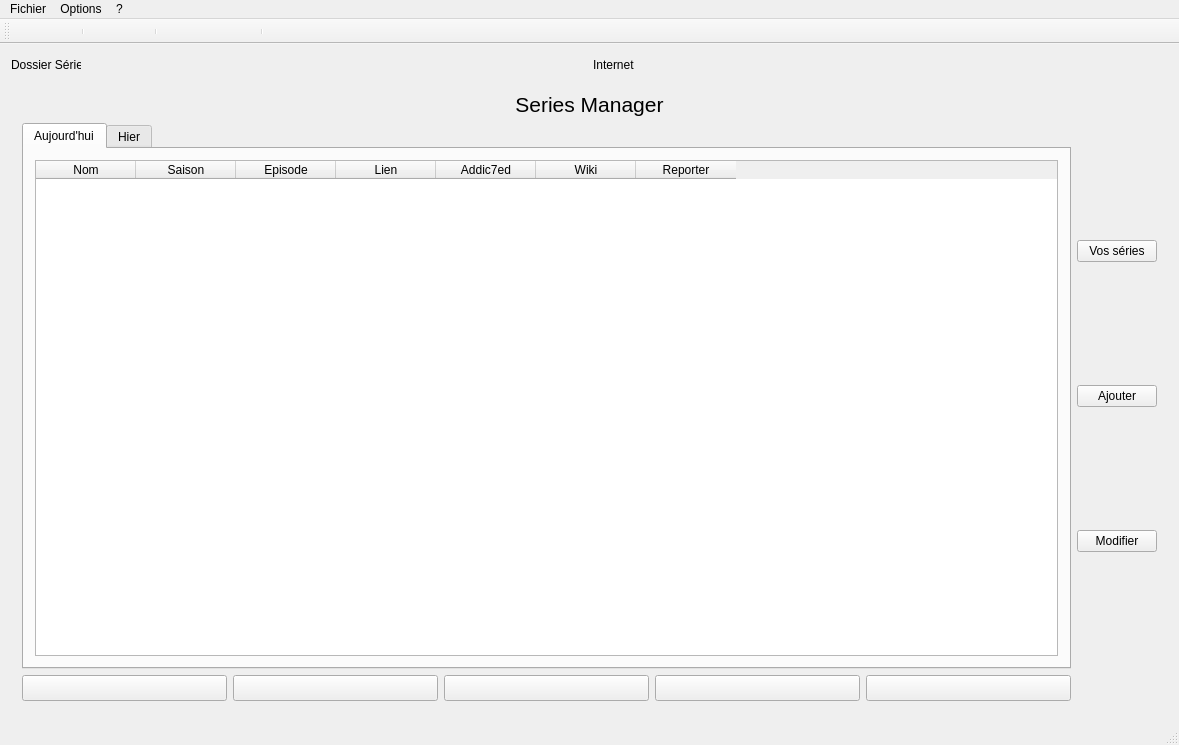
Qt form fenetreprincipale.ui (Eranos31/Series_Manager) before a commit.
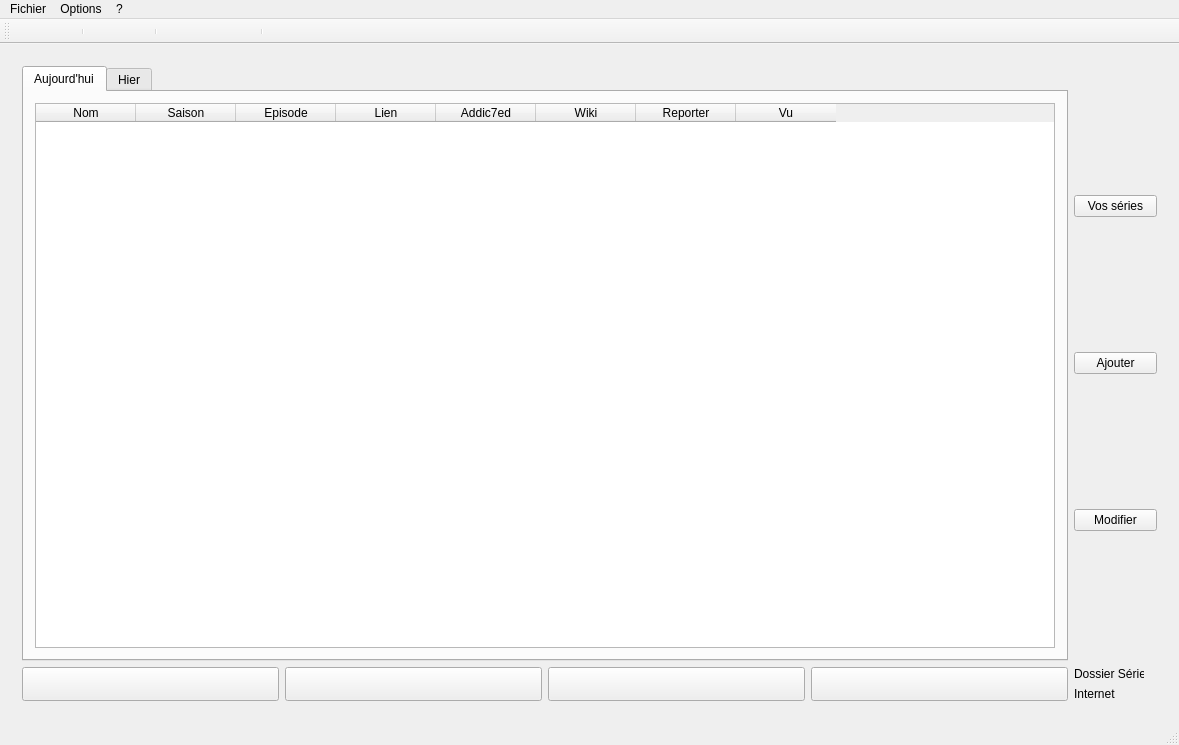
The same form after that commit. The open tabs and pages were chosen to show the change. Icons and pictures are not drawn.

What changed in the file:
```diff
--- a/fenetreprincipale.ui
+++ b/fenetreprincipale.ui
@@ -13,82 +13,6 @@
   <widget class="QWidget" name="centralWidget">
    <layout class="QGridLayout" name="gridLayout_8">
     <item row="0" column="0">
-     <layout class="QHBoxLayout" name="horizontalLayout_3">
-      <item>
-       <layout class="QFormLayout" name="formLayout_2">
-        <item row="0" column="0">
-         <widget class="QLabel" name="pagePrincipaleLabelDossierSerie">
-          <property name="maximumSize">
-           <size>
-            <width>70</width>
-            <height>20</height>
-           </size>
-          </property>
-          <property name="text">
-           <string>Dossier Série</string>
-          </property>
-         </widget>
-        </item>
-        <item row="0" column="1">
-         <widget class="QLabel" name="pagePrincipaleLabelDossierSerie_2">
-          <property name="maximumSize">
-           <size>
-            <width>20</width>
-            <height>20</height>
-           </size>
-          </property>
-          <property name="text">
-           <string>&lt;html&gt;&lt;head/&gt;&lt;body&gt;&lt;p align=&quot;center&quot;&gt;&lt;br/&gt;&lt;/p&gt;&lt;/body&gt;&lt;/html&gt;</string>
-          </property>
-         </widget>
-        </item>
-       </layout>
-      </item>
-      <item>
-       <layout class="QFormLayout" name="formLayout_3">
-        <item row="0" column="0">
-         <widget class="QLabel" name="pagePrincipaleLabelInternet">
-          <property name="minimumSize">
-           <size>
-            <width>0</width>
-            <height>0</height>
-           </size>
-          </property>
-          <property name="maximumSize">
-           <size>
-            <width>50</width>
-            <height>20</height>
-           </size>
-          </property>
-          <property name="text">
-           <string>Internet</string>
-          </property>
-         </widget>
-        </item>
-        <item row="0" column="1">
-         <widget class="QLabel" name="pagePrincipaleLabelInternet_2">
-          <property name="minimumSize">
-           <size>
-            <width>0</width>
-            <height>0</height>
-           </size>
-          </property>
-          <property name="maximumSize">
-           <size>
-            <width>20</width>
-            <height>20</height>
-           </size>
-          </property>
-          <property name="text">
-           <string>&lt;html&gt;&lt;head/&gt;&lt;body&gt;&lt;p align=&quot;center&quot;&gt;&lt;br/&gt;&lt;/p&gt;&lt;/body&gt;&lt;/html&gt;</string>
-          </property>
-         </widget>
-        </item>
-       </layout>
-      </item>
-     </layout>
-    </item>
-    <item row="1" column="0">
      <widget class="QStackedWidget" name="stackedWidget">
       <property name="sizePolicy">
        <sizepolicy hsizetype="Minimum" vsizetype="Preferred">
@@ -371,85 +295,20 @@
        <layout class="QGridLayout" name="gridLayout_3">
         <item row="0" column="0">
          <layout class="QVBoxLayout" name="pagePrincipaleVLayoutPrincipal">
-          <item>
-           <layout class="QHBoxLayout" name="pagePrincipalHLayoutTitre">
-            <item>
-             <widget class="QLabel" name="pagePrincipaleTitre">
-              <property name="sizePolicy">
-               <sizepolicy hsizetype="Preferred" vsizetype="Fixed">
-                <horstretch>0</horstretch>
-                <verstretch>0</verstretch>
-               </sizepolicy>
-              </property>
-              <property name="text">
-               <string>&lt;html&gt;&lt;head/&gt;&lt;body&gt;&lt;p align=&quot;center&quot;&gt;&lt;span style=&quot; font-size:16pt;&quot;&gt;Series Manager&lt;/span&gt;&lt;/p&gt;&lt;/body&gt;&lt;/html&gt;</string>
-              </property>
-              <property name="alignment">
-               <set>Qt::AlignCenter</set>
-              </property>
-             </widget>
-            </item>
-           </layout>
-          </item>
           <item>
            <layout class="QGridLayout" name="pagePrincipaleGridLayoutPrincipal">
             <item row="2" column="0">
              <layout class="QHBoxLayout" name="pagePrincipaleHLayoutBoutonInferieur">
               <item>
-               <widget class="QPushButton" name="pagePrincipaleBoutonUrl">
-                <property name="minimumSize">
-                 <size>
-                  <width>0</width>
-                  <height>0</height>
-                 </size>
-                </property>
+               <widget class="QPushButton" name="pagePrincipaleBoutonLienEtAddicted">
                 <property name="maximumSize">
                  <size>
                   <width>16777215</width>
                   <height>50</height>
                  </size>
                 </property>
-                <property name="toolTip">
-                 <string>Ouvre tous les liens torrent</string>
-                </property>
-                <property name="styleSheet">
-                 <string notr="true">font: 11pt &quot;MS Shell Dlg 2&quot;;</string>
-                </property>
                 <property name="text">
                  <string/>
-                </property>
-                <property name="icon">
-                 <iconset resource="ressource.qrc">
-                  <normaloff>:/images/logo.png</normaloff>:/images/logo.png</iconset>
-                </property>
-                <property name="iconSize">
-                 <size>
-                  <width>48</width>
-                  <height>48</height>
-                 </size>
-                </property>
-               </widget>
-              </item>
-              <item>
-               <widget class="QPushButton" name="pagePrincipalePushButtonAddicted">
-                <property name="maximumSize">
-                 <size>
-                  <width>16777215</width>
-                  <height>50</height>
-                 </size>
-                </property>
-                <property name="text">
-                 <string/>
-                </property>
-                <property name="icon">
-                 <iconset resource="ressource.qrc">
-                  <normaloff>:/images/addic7ed.png</normaloff>:/images/addic7ed.png</iconset>
-                </property>
-                <property name="iconSize">
-                 <size>
-                  <width>64</width>
-                  <height>64</height>
-                 </size>
                 </property>
                </widget>
               </item>
@@ -653,6 +512,9 @@
                   <property name="contextMenuPolicy">
                    <enum>Qt::CustomContextMenu</enum>
                   </property>
+                  <attribute name="verticalHeaderVisible">
+                   <bool>false</bool>
+                  </attribute>
                   <column>
                    <property name="text">
                     <string>Nom</string>
@@ -688,6 +550,11 @@
                     <string>Reporter</string>
                    </property>
                   </column>
+                  <column>
+                   <property name="text">
+                    <string>Vu</string>
+                   </property>
+                  </column>
                  </widget>
                 </item>
                </layout>
@@ -738,6 +605,80 @@
               </widget>
              </widget>
             </item>
+            <item row="2" column="1">
+             <layout class="QFormLayout" name="formLayout_6">
+              <item row="0" column="0">
+               <widget class="QLabel" name="pagePrincipaleLabelDossierSerie">
+                <property name="maximumSize">
+                 <size>
+                  <width>70</width>
+                  <height>20</height>
+                 </size>
+                </property>
+                <property name="text">
+                 <string>Dossier Série</string>
+                </property>
+               </widget>
+              </item>
+              <item row="0" column="1">
+               <widget class="QLabel" name="pagePrincipaleLabelDossierSerie_2">
+                <property name="maximumSize">
+                 <size>
+                  <width>20</width>
+                  <height>20</height>
+                 </size>
+                </property>
+                <property name="text">
+                 <string/>
+                </property>
+                <property name="pixmap">
+                 <pixmap resource="ressource.qrc">:/images/FeuRouge.ico</pixmap>
+                </property>
+               </widget>
+              </item>
+              <item row="1" column="1">
+               <widget class="QLabel" name="pagePrincipaleLabelInternet_2">
+                <property name="minimumSize">
+                 <size>
+                  <width>0</width>
+                  <height>0</height>
+                 </size>
+                </property>
+                <property name="maximumSize">
+                 <size>
+                  <width>20</width>
+                  <height>20</height>
+                 </size>
+                </property>
+                <property name="text">
+                 <string/>
+                </property>
+                <property name="pixmap">
+                 <pixmap resource="ressource.qrc">:/images/FeuRouge.ico</pixmap>
+                </property>
+               </widget>
+              </item>
+              <item row="1" column="0">
+               <widget class="QLabel" name="pagePrincipaleLabelInternet">
+                <property name="minimumSize">
+                 <size>
+                  <width>0</width>
+                  <height>0</height>
+                 </size>
+                </property>
+                <property name="maximumSize">
+                 <size>
+                  <width>50</width>
+                  <height>20</height>
+                 </size>
+                </property>
+                <property name="text">
+                 <string>Internet</string>
+                </property>
+               </widget>
+              </item>
+             </layout>
+            </item>
            </layout>
           </item>
          </layout>
@@ -1314,6 +1255,37 @@
                  </item>
                 </layout>
                </item>
+               <item row="7" column="0">
+                <widget class="QLabel" name="pageAjoutModifLabelDoubleEpisode">
+                 <property name="text">
+                  <string>Episode en plus ?</string>
+                 </property>
+                </widget>
+               </item>
+               <item row="7" column="1">
+                <layout class="QHBoxLayout" name="horizontalLayout_3">
+                 <item>
+                  <widget class="QCheckBox" name="pageAjoutModifCheckBoxDoubleEpisode">
+                   <property name="maximumSize">
+                    <size>
+                     <width>16777215</width>
+                     <height>16777215</height>
+                    </size>
+                   </property>
+                   <property name="text">
+                    <string/>
+                   </property>
+                  </widget>
+                 </item>
+                 <item>
+                  <widget class="QSpinBox" name="pageAjoutModifSpinBoxEpisodeEnPlus">
+                   <property name="minimum">
+                    <number>1</number>
+                   </property>
+                  </widget>
+                 </item>
+                </layout>
+               </item>
               </layout>
              </item>
             </layout>
```
Left out of the diff: 117 changed lines with no effect on the pictures.
